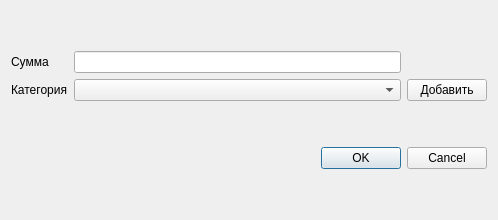
Old version of the form bookkeeper/view/AddUpdateDialog.ui in the repository sliv2001/bookkeeper.
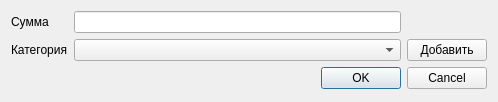
New version of the form.

Commit message: [dev_step3] Added adding to addExpense

What changed in the file:
```diff
--- a/bookkeeper/view/AddUpdateDialog.ui
+++ b/bookkeeper/view/AddUpdateDialog.ui
@@ -7,7 +7,7 @@
     <x>0</x>
     <y>0</y>
     <width>498</width>
-    <height>220</height>
+    <height>102</height>
    </rect>
   </property>
   <property name="windowTitle">
```
The commit also changes 1 other file.
